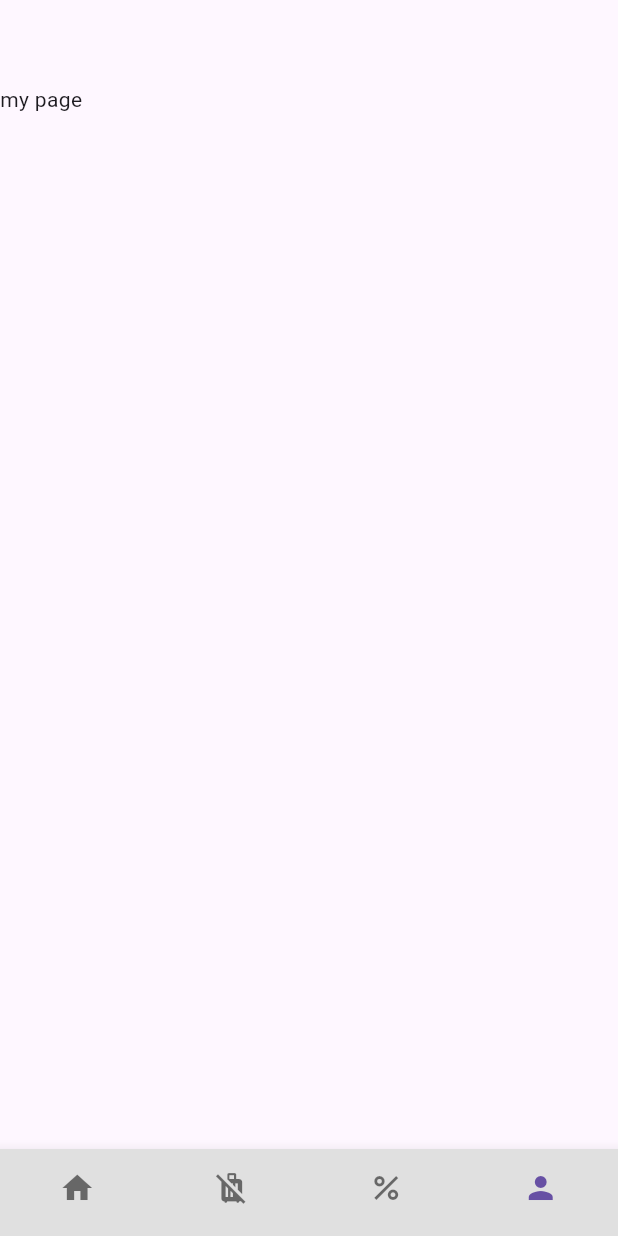
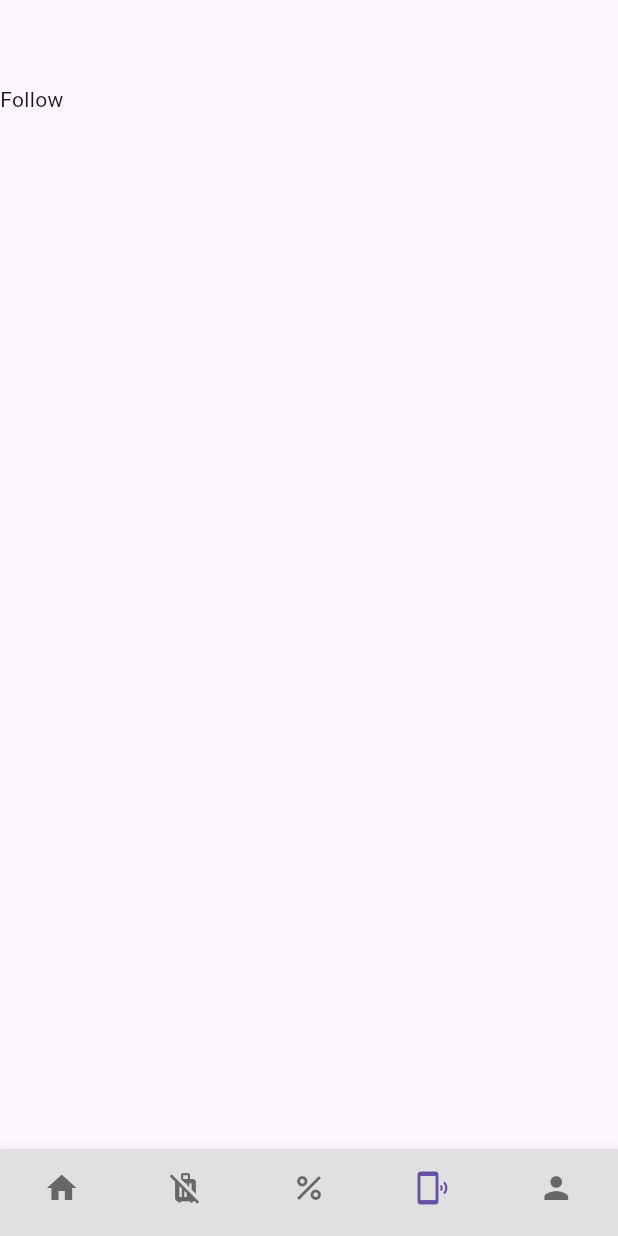
Before and after one commit to ecar1234/app_travl_lark, a Flutter app: the screen it shows after launch, item 4 of the bottom bar chosen, on a phone screen of 412 x 824 dp. Run offline on Flutter 3.47's test engine with Material 3 defaults, Android fonts, the phone set to English and light mode, and no system bars.

Commit message:
add follow page

```diff
--- a/lib/main.dart
+++ b/lib/main.dart
@@ -1,6 +1,8 @@
+import 'package:app_the_clark/presentation/pages/follow_page.dart';
 import 'package:app_the_clark/presentation/pages/home.dart';
 import 'package:app_the_clark/presentation/pages/my_page.dart';
 import 'package:app_the_clark/presentation/pages/purchase_list.dart';
+
 import 'package:app_the_clark/presentation/pages/todays_deal.dart';
 import 'package:flutter/material.dart';
 
@@ -29,11 +31,12 @@ class AppMain extends StatefulWidget {
 }
 
 class _AppMainState extends State<AppMain> {
-  int _curentIndex = 0;
+  int _currentIndex = 0;
   final List<Widget> _widgetOption = <Widget>[
     const Home(),
     const PurchaseList(),
     const TodaysDeal(),
+    const FollowPage(),
     const MyPage(),
   ];
 
@@ -52,21 +55,19 @@ class _AppMainState extends State<AppMain> {
             type: BottomNavigationBarType.fixed,
             items: const [
               BottomNavigationBarItem(icon: Icon(Icons.home),label: "home"),
-              BottomNavigationBarItem(icon: Icon(Icons.leave_bags_at_home),label: "home"),
-              BottomNavigationBarItem(icon: Icon(Icons.percent),label: "home"),
-              BottomNavigationBarItem(icon: Icon(Icons.person),label: "home"),
+              BottomNavigationBarItem(icon: Icon(Icons.leave_bags_at_home),label: "reservation"),
+              BottomNavigationBarItem(icon: Icon(Icons.percent),label: "coupon"),
+              BottomNavigationBarItem(icon: Icon(Icons.phonelink_ring),label: "myPage"),
+              BottomNavigationBarItem(icon: Icon(Icons.person),label: "myPage"),
             ],
-            currentIndex: _curentIndex,
+            currentIndex: _currentIndex,
             onTap: (int index) {
               setState(() {
-                _curentIndex = index;
+                _currentIndex = index;
               });
             },
           ),
-          body: IndexedStack(
-            index: _curentIndex,
-            children: _widgetOption,
-          )
+          body: _widgetOption.elementAt(_currentIndex)
     ));
   }
 }
--- /dev/null
+++ b/lib/presentation/pages/follow_page.dart
@@ -0,0 +1,12 @@
+import 'package:flutter/material.dart';
+
+class FollowPage extends StatelessWidget {
+  const FollowPage({super.key});
+
+  @override
+  Widget build(BuildContext context) {
+    return const Scaffold(
+      body: Text("Follow"),
+    );
+  }
+}
```
Also changed, not shown: 1 other file.
